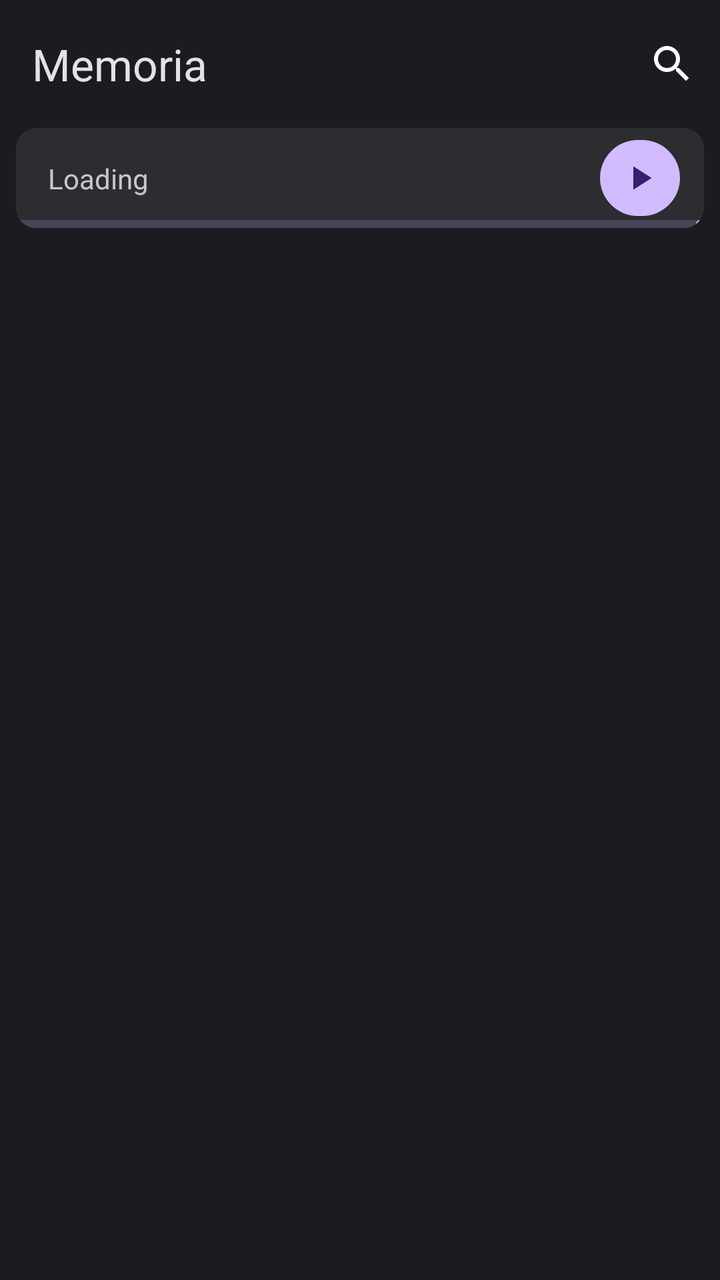
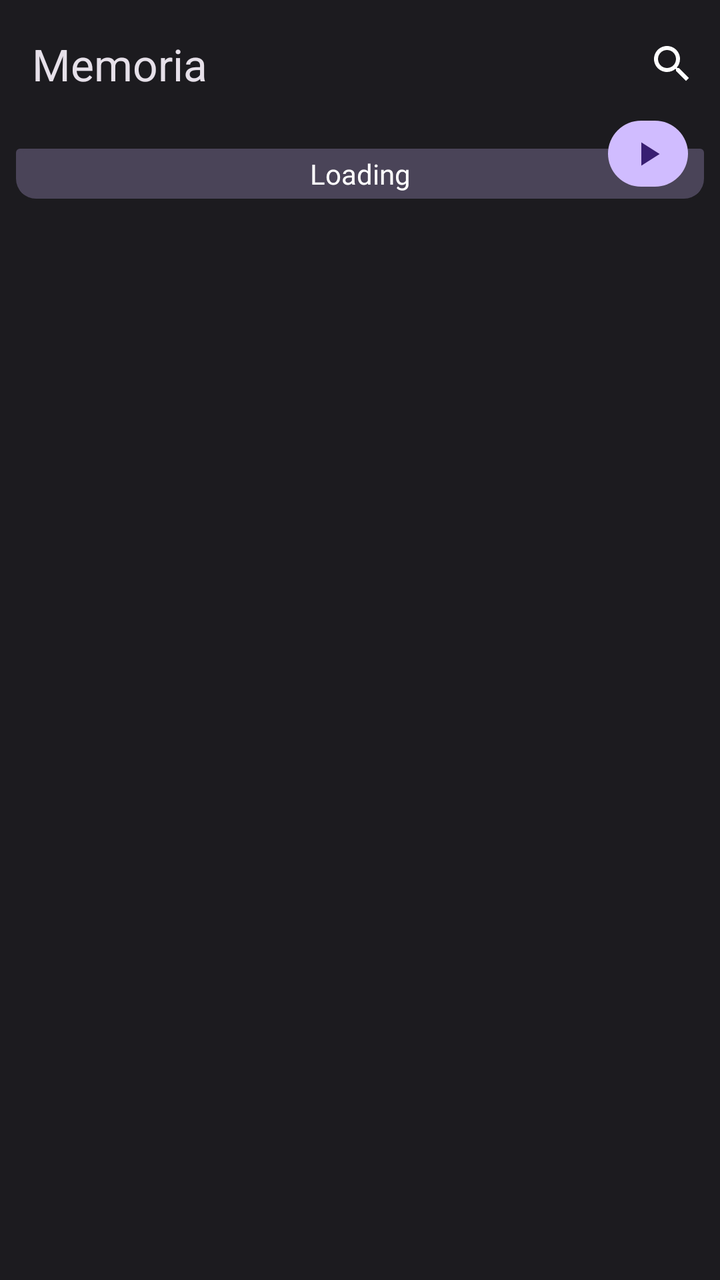

Screens rendered from an Android XML layout before and after an edit, with the pre-edit source and the edit as a unified diff.
<!-- AndroidManifest.xml: application theme Theme.Memoria -->
<!-- res/layout/gallery_layout.xml -->
<?xml version="1.0" encoding="utf-8"?>
<androidx.coordinatorlayout.widget.CoordinatorLayout xmlns:android="http://schemas.android.com/apk/res/android"
    xmlns:tools="http://schemas.android.com/tools"
    xmlns:app="http://schemas.android.com/apk/res-auto"


    android:layout_width="match_parent"
    android:layout_height="match_parent">

    <com.google.android.material.appbar.AppBarLayout
        android:id="@+id/appbar"

        android:layout_width="match_parent"
        android:layout_height="wrap_content"
        android:background="@android:color/transparent"
        android:backgroundTint="@android:color/transparent">

        <com.google.android.material.appbar.MaterialToolbar
            android:id="@+id/toolbar"
            android:layout_width="match_parent"
            android:layout_height="wrap_content"
            app:menu="@menu/gallery_menu"
            app:title="Memoria" />

        <com.google.android.material.card.MaterialCardView
            android:id="@+id/cardView"
            android:layout_width="match_parent"
            android:layout_height="50dp"
            android:layout_marginStart="8dp"
            android:layout_marginEnd="8dp"
            app:cardBackgroundColor="#2B2D30"
            app:cardCornerRadius="10dp"
            app:strokeWidth="0dp">

            <androidx.constraintlayout.widget.ConstraintLayout
                android:layout_width="match_parent"
                android:layout_height="match_parent">

                <TextView
                    android:id="@+id/textView2"
                    android:layout_width="0dp"
                    android:layout_height="wrap_content"
                    android:layout_marginStart="16dp"
                    android:fontFamily="@font/jetbrains_mono"
                    android:text="Loading"
                    android:textSize="14sp"
                    app:layout_constraintBottom_toBottomOf="parent"
                    app:layout_constraintStart_toStartOf="parent"
                    app:layout_constraintTop_toTopOf="parent" />

                <com.google.android.material.progressindicator.LinearProgressIndicator
                    android:id="@+id/progressbar"
                    android:layout_width="wrap_content"
                    android:layout_height="wrap_content"
                    android:max="100"
                    android:progress="0"
                    app:layout_constraintBottom_toBottomOf="parent"
                    app:layout_constraintEnd_toEndOf="parent"
                    app:layout_constraintStart_toStartOf="parent"
                    app:trackThickness="4dp" />

                <com.google.android.material.button.MaterialButton
                    android:id="@+id/button"
                    style="?attr/materialIconButtonFilledStyle"
                    android:layout_width="wrap_content"
                    android:layout_height="0dp"
                    android:layout_marginTop="2dp"
                    android:layout_marginEnd="8dp"

                    android:layout_marginBottom="2dp"
                    app:icon="@drawable/baseline_play_arrow_24"
                    app:layout_constraintBottom_toBottomOf="parent"
                    app:layout_constraintEnd_toEndOf="parent"
                    app:layout_constraintTop_toTopOf="parent"
                    app:materialSizeOverlay="@style/SizeOverlay.Material3Expressive.Button.IconButton.Small" />

            </androidx.constraintlayout.widget.ConstraintLayout>

        </com.google.android.material.card.MaterialCardView>
    </com.google.android.material.appbar.AppBarLayout>


    <androidx.recyclerview.widget.RecyclerView
        android:id="@+id/rec"
        android:layout_width="match_parent"
        android:layout_height="match_parent"
        android:layout_marginTop="8dp"
        app:layout_behavior="com.google.android.material.appbar.AppBarLayout$ScrollingViewBehavior" />


</androidx.coordinatorlayout.widget.CoordinatorLayout>
<!-- resources referenced by this layout -->
<resources>
  <!-- drawable baseline_play_arrow_24 (drawable) -->
  <vector xmlns:android="http://schemas.android.com/apk/res/android" android:height="24dp" android:tint="#FFFFFF" android:viewportHeight="24" android:viewportWidth="24" android:width="24dp">
        
      <path android:fillColor="@android:color/white" android:pathData="M8,5v14l11,-7z"/>
      
  </vector>
  <style name="Theme.Memoria" parent="Base.Theme.Memoria" />
  <color name="primary_80">#D0BCFF</color>
  <color name="primary_20">#381E72</color>
  <color name="primary_30">#4F378B</color>
  <color name="primary_90">#EADDFF</color>
  <color name="primary_40">#6750A4</color>
  <color name="secondary_80">#CCC2DC</color>
  <color name="secondary_20">#332D41</color>
  <color name="secondary_30">#4A4458</color>
  <color name="secondary_90">#E8DEF8</color>
  <color name="tertiary_80">#EFB8C8</color>
  <color name="tertiary_20">#492532</color>
  <color name="tertiary_30">#633B48</color>
  <color name="tertiary_90">#FFD8E4</color>
  <color name="error_80">#F2B8B5</color>
  <color name="error_20">#601410</color>
  <color name="error_30">#8C1D18</color>
  <color name="error_90">#F9DEDC</color>
  <color name="neutral_10">#1C1B1F</color>
  <color name="neutral_90">#E6E1E5</color>
  <color name="neutral_variant_30">#444548</color>
  <color name="neutral_variant_80">#CAC4D0</color>
  <color name="neutral_4">#0F0E11</color>
  <color name="neutral_12">#211F23</color>
  <color name="neutral_17">#2B2930</color>
  <color name="neutral_22">#36343B</color>
  <color name="neutral_24">#3B383E</color>
  <color name="neutral_variant_60">#938F99</color>
  <color name="neutral_20">#313033</color>
  <style name="TextAppearance.Memoria.HeadlineLarge" parent="TextAppearance.Material3.HeadlineLarge">
          <item name="fontFamily">@font/hanken_grotesk</item>
          <item name="android:fontFamily">@font/hanken_grotesk</item>
          <item name="android:textSize">57sp</item>
          <item name="android:textColor">?attr/colorOnBackground</item>
      </style>
  <style name="TextAppearance.Memoria.HeadlineMedium" parent="TextAppearance.Material3.HeadlineMedium">
          <item name="fontFamily">@font/hanken_grotesk</item>
          <item name="android:fontFamily">@font/hanken_grotesk</item>
          <item name="android:textSize">45sp</item>
          <item name="android:textColor">?attr/colorOnBackground</item>
      </style>
  <style name="TextAppearance.Memoria.BodyLarge" parent="TextAppearance.Material3.BodyLarge">
          <item name="fontFamily">@font/hanken_grotesk</item>
          <item name="android:fontFamily">@font/hanken_grotesk</item>
          <item name="android:textSize">16sp</item>
          <item name="android:textColor">?attr/colorOnSurface</item>
      </style>
  <style name="TextAppearance.Memoria.BodyMedium" parent="TextAppearance.Material3.BodyMedium">
          <item name="fontFamily">@font/hanken_grotesk</item>
          <item name="android:fontFamily">@font/hanken_grotesk</item>
          <item name="android:textSize">14sp</item>
          <item name="android:textColor">?attr/colorOnSurfaceVariant</item>
      </style>
  <style name="TextAppearance.Memoria.Label" parent="TextAppearance.Material3.LabelLarge">
          <item name="fontFamily">@font/jetbrains_mono</item>
          <item name="android:fontFamily">@font/jetbrains_mono</item>
          <item name="android:textSize">14sp</item>
          <item name="android:letterSpacing">0.02</item>
      </style>
  <style name="Widget.Memoria.Button.Primary" parent="Widget.Material3.Button">
          <item name="backgroundTint">@color/primary_80</item>
          <item name="android:textColor">@color/primary_20</item>
          <item name="cornerRadius">24dp</item>
          <item name="android:textAppearance">@style/TextAppearance.Memoria.Label</item>
      </style>
  <style name="ShapeAppearance.Memoria.Pill" parent="ShapeAppearance.Material3.Corner.Full">
          <item name="cornerSize">50%</item>
      </style>
  <!-- unchanged entries left out for length: 2 -->
</resources>

<!-- the commit's change to res/layout/gallery_layout.xml (unified diff, before → after) -->
@@ -25,10 +25,11 @@
         <com.google.android.material.card.MaterialCardView
             android:id="@+id/cardView"
             android:layout_width="match_parent"
-            android:layout_height="50dp"
+            android:layout_height="45dp"
             android:layout_marginStart="8dp"
+            android:layout_marginTop="-10dp"
             android:layout_marginEnd="8dp"
-            app:cardBackgroundColor="#2B2D30"
+            app:cardBackgroundColor="@android:color/transparent"
             app:cardCornerRadius="10dp"
             app:strokeWidth="0dp">
 
@@ -36,28 +37,18 @@
                 android:layout_width="match_parent"
                 android:layout_height="match_parent">
 
-                <TextView
-                    android:id="@+id/textView2"
-                    android:layout_width="0dp"
-                    android:layout_height="wrap_content"
-                    android:layout_marginStart="16dp"
-                    android:fontFamily="@font/jetbrains_mono"
-                    android:text="Loading"
-                    android:textSize="14sp"
-                    app:layout_constraintBottom_toBottomOf="parent"
-                    app:layout_constraintStart_toStartOf="parent"
-                    app:layout_constraintTop_toTopOf="parent" />
-
                 <com.google.android.material.progressindicator.LinearProgressIndicator
                     android:id="@+id/progressbar"
                     android:layout_width="wrap_content"
                     android:layout_height="wrap_content"
                     android:max="100"
-                    android:progress="0"
+                    android:progress="20"
+                    app:indicatorTrackGapSize="0dp"
                     app:layout_constraintBottom_toBottomOf="parent"
                     app:layout_constraintEnd_toEndOf="parent"
                     app:layout_constraintStart_toStartOf="parent"
-                    app:trackThickness="4dp" />
+                    app:trackStopIndicatorSize="0dp"
+                    app:trackThickness="25dp" />
 
                 <com.google.android.material.button.MaterialButton
                     android:id="@+id/button"
@@ -65,7 +56,7 @@
                     android:layout_width="wrap_content"
                     android:layout_height="0dp"
                     android:layout_marginTop="2dp"
-                    android:layout_marginEnd="8dp"
+                    android:layout_marginEnd="4dp"
 
                     android:layout_marginBottom="2dp"
                     app:icon="@drawable/baseline_play_arrow_24"
@@ -73,6 +64,19 @@
                     app:layout_constraintEnd_toEndOf="parent"
                     app:layout_constraintTop_toTopOf="parent"
                     app:materialSizeOverlay="@style/SizeOverlay.Material3Expressive.Button.IconButton.Small" />
+
+                <TextView
+                    android:id="@+id/textView2"
+                    android:layout_width="wrap_content"
+                    android:layout_height="wrap_content"
+                    android:fontFamily="@font/jetbrains_mono"
+                    android:text="Loading"
+                    android:textColor="@android:color/white"
+                    android:textSize="14sp"
+                    app:layout_constraintBottom_toBottomOf="parent"
+                    app:layout_constraintEnd_toEndOf="parent"
+                    app:layout_constraintStart_toStartOf="parent"
+                    app:layout_constraintTop_toTopOf="@+id/progressbar" />
 
             </androidx.constraintlayout.widget.ConstraintLayout>
 
